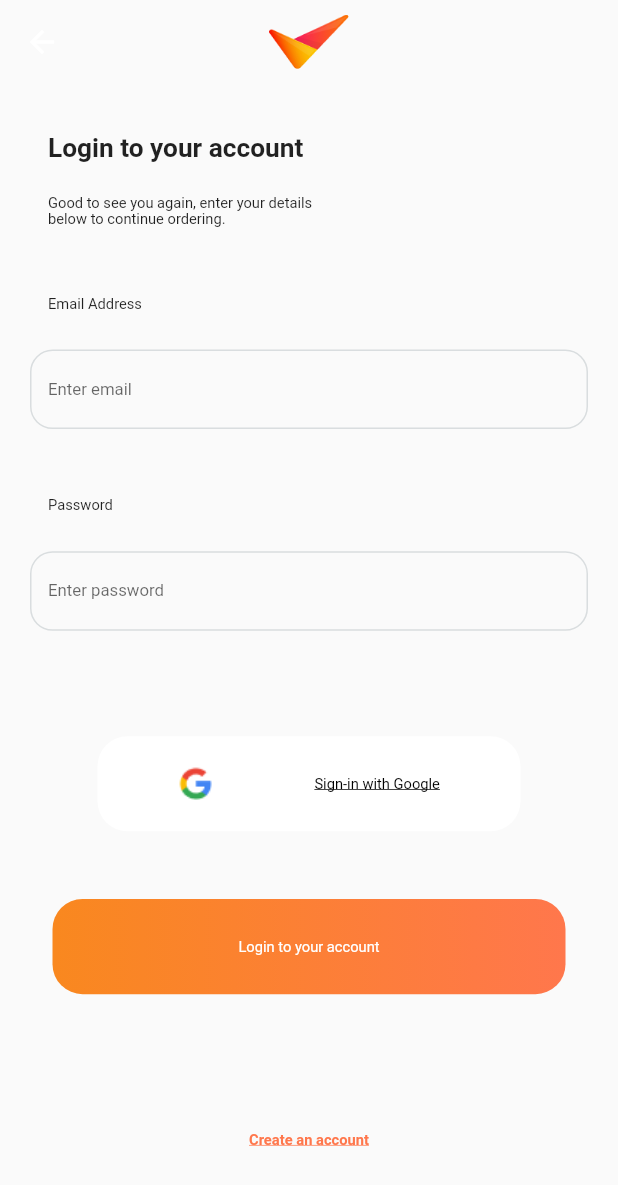
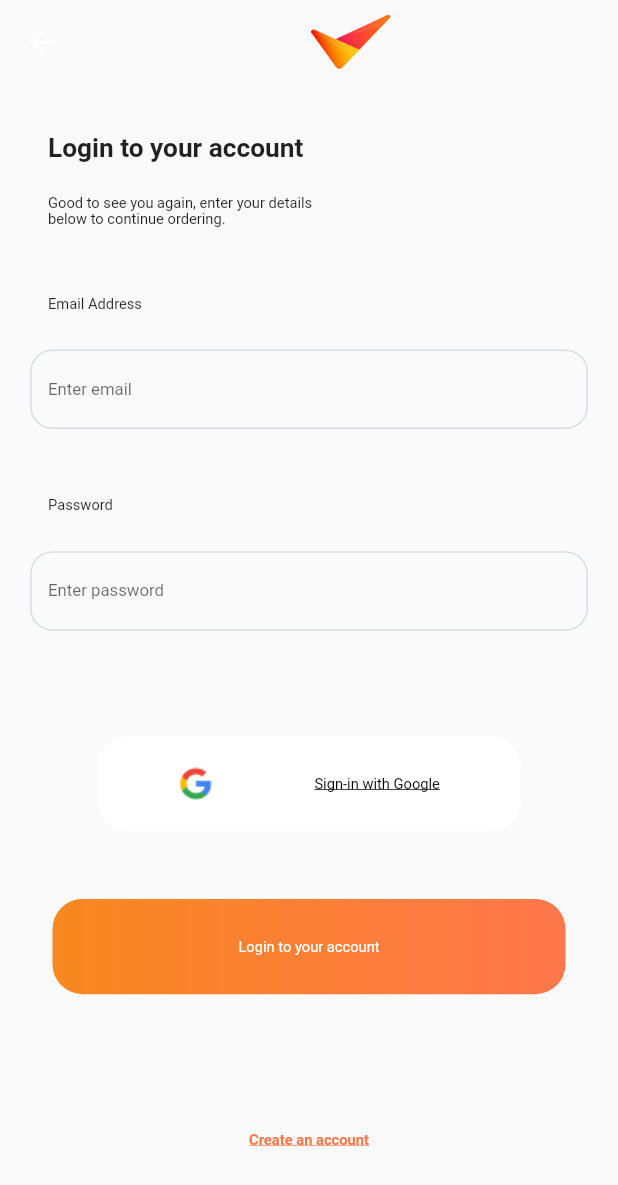
Before and after one commit to ibondarovich/FoodApp, a Flutter app: the AuthScreen screen opened directly, on a phone screen of 412 x 824 dp. Shown: the top 1185 px of the screen. Run offline on Flutter 3.47's test engine with Material 2 defaults, Android fonts, the phone set to English and light mode, and no system bars; our stand-ins replace auto_route, bloc, cached_network_image, cloud_firestore, connectivity_plus, equatable and 7 more; accounts and stored records are empty; generated files the repository leaves out were written again.

Commit message:
[PT-5] network move image assets to core update AppImage widget

```diff
--- a/core/pubspec.yaml
+++ b/core/pubspec.yaml
@@ -30,3 +30,4 @@ dev_dependencies:
   flutter_lints: ^2.0.0
 
 flutter:
+  uses-material-design: true
--- /dev/null
+++ b/core_ui/lib/src/theme/app_images.dart
@@ -0,0 +1,8 @@
+export '';
+
+class AppImages{
+  static const String folderPath = 'packages/core_ui/lib/src/assets/img';
+
+  static const String googleImg = '$folderPath/google.png';
+  static const String logoImg = '$folderPath/logo.png';
+}
--- a/core_ui/lib/src/theme/themes.dart
+++ b/core_ui/lib/src/theme/themes.dart
@@ -3,3 +3,4 @@ export 'app_dimens.dart';
 export 'app_fonts.dart';
 export 'app_icons.dart';
 export 'app_theme.dart';
+export 'app_images.dart';
--- a/core_ui/lib/src/widgets/app_image.dart
+++ b/core_ui/lib/src/widgets/app_image.dart
@@ -2,37 +2,66 @@ import 'package:core_ui/core_ui.dart';
 import 'package:flutter/material.dart';
 import 'package:cached_network_image/cached_network_image.dart';
 
+enum ImageType {
+  png,
+  network,
+}
+
 class AppImage extends StatelessWidget {
-  final String imageURL;
+  final String filePath;
   final double? borderRadius;
   final double width;
   final double height;
   final Alignment alignment;
   final BoxFit? fit;
+  final double? scale;
 
   const AppImage({
     super.key,
-    required this.imageURL,
+    required this.filePath,
     this.borderRadius,
     this.width = 200,
     this.height = 200,
     this.alignment = Alignment.center,
     this.fit,
+    this.scale,
   });
+
+  ImageType _getImageType(String filePath) {
+    if (filePath.endsWith('.png')) {
+      return ImageType.png;
+    } else {
+      return ImageType.network;
+    }
+  }
 
   @override
   Widget build(BuildContext context) {
+    switch (_getImageType(filePath)) {
+      case ImageType.network:
         return ClipRRect(
           child: CachedNetworkImage(
             alignment: alignment,
             width: width,
             height: height,
-        imageUrl: imageURL,
+            imageUrl: filePath,
             placeholder: (BuildContext context, String url) => Container(
               child: const AppLoaderWidget(),
             ),
             fit: fit ?? BoxFit.contain,
           ),
         );
+      case ImageType.png:
+        return ClipRRect(
+          child: Container(
+            alignment: alignment,
+            child: Image.asset(
+              filePath,
+              fit: fit,
+              scale: scale,
+            ),
+          ),
+        );
     }
   }
+}
--- a/core_ui/lib/src/widgets/app_image_button.dart
+++ b/core_ui/lib/src/widgets/app_image_button.dart
@@ -1,4 +1,3 @@
-import 'package:core_ui/core_ui.dart';
 import 'package:flutter/material.dart';
 
 class AppImageButton extends StatelessWidget {
@@ -13,7 +12,7 @@ class AppImageButton extends StatelessWidget {
   final Alignment alignment;
   final double borderRadius;
   final Color? color;
-  final Image image;
+  final Widget image;
 
   const AppImageButton({
     super.key,
--- a/core_ui/pubspec.yaml
+++ b/core_ui/pubspec.yaml
@@ -23,3 +23,7 @@ dev_dependencies:
   flutter_lints: ^2.0.0
 
 flutter:
+  uses-material-design: true
+  assets:
+    - lib/src/assets/img/logo.png
+    - lib/src/assets/img/google.png
--- a/features/authentication_view/lib/src/bloc/bloc/bloc.dart
+++ b/features/authentication_view/lib/src/bloc/bloc/bloc.dart
@@ -69,7 +69,7 @@ class AuthenticationViewBloc
         isValidated(state.emailValidationError, state.passwordValidationError);
     if (result) {
       try {
-        emit(state.copyWith(isLoading: true));
+        emit(state.copyWith(isLoading: true, authStatus: ''));
         final String result = await _createUserUseCase.execute(
           UserModel(
             email: event.email,
@@ -100,7 +100,7 @@ class AuthenticationViewBloc
       final String result = await _signInWithGooleUseCase.execute(
         const NoParams(),
       );
-      emit(state.copyWith(isLoading: true));
+      emit(state.copyWith(isLoading: true, authStatus: ''));
       await _saveUserUseCase.execute(result);
       _authService.authenticated = _checkUserExistenceUseCase.execute(
         const NoParams(),
@@ -124,7 +124,7 @@ class AuthenticationViewBloc
         isValidated(state.emailValidationError, state.passwordValidationError);
     if (result) {
       try {
-        emit(state.copyWith(isLoading: true));
+        emit(state.copyWith(isLoading: true, authStatus: ''));
         final String result = await _signInUseCase.execute(
           UserModel(
             email: event.email,
--- a/features/authentication_view/lib/src/ui/auth_screen.dart
+++ b/features/authentication_view/lib/src/ui/auth_screen.dart
@@ -14,8 +14,8 @@ class AuthScreen extends StatelessWidget {
     return Scaffold(
       backgroundColor: Theme.of(context).scaffoldBackgroundColor,
       appBar: AppBar(
-        title: Image.asset(
-          'assets/img/logo.png',
+        title: const AppImage(
+          filePath: AppImages.logoImg,
           scale: 2,
         ),
         backgroundColor: Theme.of(context).scaffoldBackgroundColor,
--- a/features/authentication_view/lib/src/ui/components/login.dart
+++ b/features/authentication_view/lib/src/ui/components/login.dart
@@ -105,8 +105,8 @@ class LogInState extends State<LogInWidget> {
                           decoration: TextDecoration.underline,
                         ),
                         color: AppColors.white,
-                        image: Image.asset(
-                          'assets/img/google.png',
+                        image: const AppImage(
+                          filePath: AppImages.googleImg,
                           scale: 0.5,
                         ),
                         width: MediaQuery.of(context).size.width,
--- a/features/authentication_view/lib/src/ui/components/signup.dart
+++ b/features/authentication_view/lib/src/ui/components/signup.dart
@@ -103,8 +103,8 @@ class SignUpState extends State<SignUpWidget> {
                           decoration: TextDecoration.underline,
                         ),
                         color: AppColors.white,
-                        image: Image.asset(
-                          'assets/img/google.png',
+                        image: const AppImage(
+                          filePath: AppImages.googleImg,
                           scale: 0.5,
                         ),
                         width: MediaQuery.of(context).size.width,
--- a/features/detailed_dish_view/lib/src/ui/detailed_dish_screen.dart
+++ b/features/detailed_dish_view/lib/src/ui/detailed_dish_screen.dart
@@ -51,7 +51,7 @@ class DetailedDishScreen extends StatelessWidget {
                     color: Theme.of(context).cardColor,
                   ),
                   child: AppImage(
-                    imageURL: dishModel.url,
+                    filePath: dishModel.url,
                   ),
                 ),
               ),
--- a/features/menu_view/lib/src/ui/components/menu_item.dart
+++ b/features/menu_view/lib/src/ui/components/menu_item.dart
@@ -51,7 +51,7 @@ class MenuItem extends StatelessWidget {
             child: Container(
               height: AppDimens.containerHeight120,
               child: AppImage(
-                imageURL: dishModel.url,
+                filePath: dishModel.url,
               ),
             ),
           ),
--- a/features/shopping_cart_view/lib/src/ui/components/cart_item.dart
+++ b/features/shopping_cart_view/lib/src/ui/components/cart_item.dart
@@ -55,7 +55,7 @@ class CartItem extends StatelessWidget {
           child: Row(
             children: <Widget>[
               AppImage(
-                imageURL: cartItem.dishModel.url,
+                filePath: cartItem.dishModel.url,
                 alignment: Alignment.centerLeft,
                 width: AppDimens.imageSize100,
               ),
--- a/pubspec.yaml
+++ b/pubspec.yaml
@@ -29,6 +29,3 @@ dev_dependencies:
 
 flutter:
   uses-material-design: true
-  assets:
-  - assets/img/logo.png
-  - assets/img/google.png
```
Also changed, not shown: core_ui/lib/src/assets/img/google.png (renamed from assets/img/google.png), core_ui/lib/src/assets/img/logo.png (renamed from assets/img/logo.png). Lines whose indentation alone changed are shown as unchanged.
